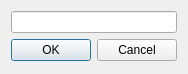
Kolcha/DigitalClock4, file plugins/quick_note/gui/settings_dialog.ui: the form before one commit.
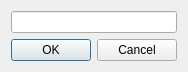
The form after the commit.

What changed in the file:
```diff
--- a/plugins/quick_note/gui/settings_dialog.ui
+++ b/plugins/quick_note/gui/settings_dialog.ui
@@ -14,6 +14,9 @@
    <string>Settings</string>
   </property>
   <layout class="QVBoxLayout" name="verticalLayout">
+   <property name="sizeConstraint">
+    <enum>QLayout::SetFixedSize</enum>
+   </property>
    <item>
     <widget class="QLineEdit" name="note_edit"/>
    </item>
```
